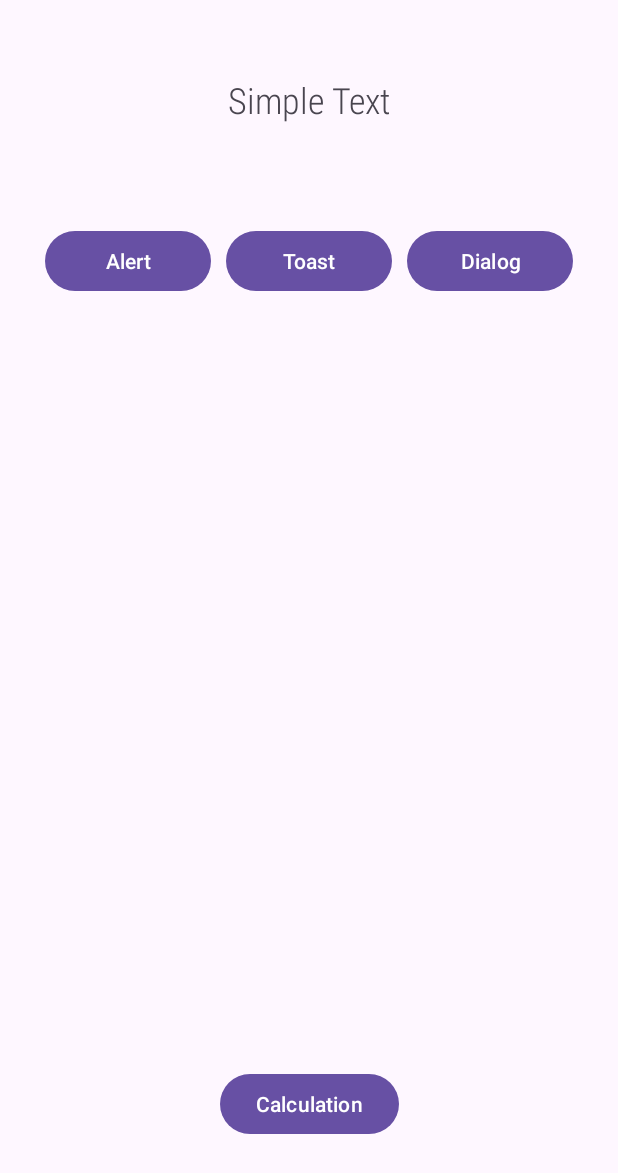
After one commit to stasdo12/Calculation, an Android app: the ToastAndAlertDialogActivity screen opened directly, with no data from a screen before it, on a phone screen of 412 x 824 dp. The commit adds this screen. Shown: the top 1173 px of the screen. Run offline under Robolectric (Android 15) with nearby library versions, the phone set to English and light mode, and no system bars.

Commit message:
add a new activity alert and Toast

```diff
--- a/app/src/main/AndroidManifest.xml
+++ b/app/src/main/AndroidManifest.xml
@@ -13,6 +13,9 @@
         android:theme="@style/Theme.Calculation"
         tools:targetApi="31">
         <activity
+            android:name=".ToastAndAlertDialogActivity"
+            android:exported="false" />
+        <activity
             android:name=".MainActivity"
             android:exported="true">
             <intent-filter>
--- /dev/null
+++ b/app/src/main/java/ua/com/calculation/ToastAndAlertDialogActivity.java
@@ -0,0 +1,95 @@
+package ua.com.calculation;
+
+import androidx.annotation.StyleRes;
+import androidx.appcompat.app.AlertDialog;
+import androidx.appcompat.app.AppCompatActivity;
+
+import android.content.DialogInterface;
+import android.content.Intent;
+import android.content.res.ColorStateList;
+import android.graphics.Color;
+import android.os.Bundle;
+import android.view.View;
+import android.widget.Button;
+import android.widget.TextView;
+import android.widget.Toast;
+
+public class ToastAndAlertDialogActivity extends AppCompatActivity {
+
+    private Button button;
+
+    private Button button_alert;
+    private TextView mainText;
+
+
+
+
+
+    @Override
+    protected void onCreate(Bundle savedInstanceState) {
+        super.onCreate(savedInstanceState);
+        setContentView(R.layout.activity_toast_and_alert_dialog);
+
+        button = findViewById(R.id.button_to_calc);
+        button_alert = findViewById(R.id.button_alert);
+        mainText = findViewById(R.id.simpleText);
+
+        button.setOnClickListener(new View.OnClickListener() {
+            @Override
+            public void onClick(View v) {
+                Intent intent = new Intent(ToastAndAlertDialogActivity.this, MainActivity.class);
+                startActivity(intent);
+            }
+        });
+
+        button_alert.setOnClickListener(new View.OnClickListener() {
+            @Override
+            public void onClick(View v) {
+                showInfoAlert("Do you want to close app?");
+//                showInfo(mainText.getText().toString(), button_alert);
+
+            }
+        });
+
+
+    }
+
+
+    //We can create a new method for two buttons, and choice this method in Design
+    public void btnClick(View v){
+        showInfo(((Button)v).getText().toString(), ((Button) v));
+    }
+
+    private void showInfoAlert(String info){
+        AlertDialog.Builder builder = new AlertDialog.
+                Builder(ToastAndAlertDialogActivity.this);
+        builder.setTitle("Alert Info (BIG)")
+                .setMessage(info)
+                .setCancelable(false)
+                .setPositiveButton("Yes", new DialogInterface.OnClickListener() {
+                    @Override
+                    public void onClick(DialogInterface dialog, int which) {
+                        finish();
+                    }
+                })
+                .setNegativeButton("No", new DialogInterface.OnClickListener() {
+                    @Override
+                    public void onClick(DialogInterface dialog, int which) {
+                        dialog.cancel();
+                    }
+                });
+
+        AlertDialog alertDialog = builder.create();
+        alertDialog.show();
+    }
+
+
+    private void showInfo(String info, Button btn){
+        btn.setText("Has already push");
+        btn.setBackgroundTintList(ColorStateList.valueOf(Color.GREEN));
+        Toast.makeText(ToastAndAlertDialogActivity.this, info, Toast.LENGTH_LONG).show();
+    }
+
+
+
+}
--- /dev/null
+++ b/app/src/main/res/layout/activity_toast_and_alert_dialog.xml
@@ -0,0 +1,76 @@
+<?xml version="1.0" encoding="utf-8"?>
+<androidx.constraintlayout.widget.ConstraintLayout xmlns:android="http://schemas.android.com/apk/res/android"
+    xmlns:app="http://schemas.android.com/apk/res-auto"
+    xmlns:tools="http://schemas.android.com/tools"
+    android:id="@+id/move_to_calc"
+    android:layout_width="match_parent"
+    android:layout_height="match_parent"
+    android:onClick="btnClick"
+    tools:context=".ToastAndAlertDialogActivity">
+
+    <TextView
+        android:id="@+id/simpleText"
+        android:layout_width="wrap_content"
+        android:layout_height="wrap_content"
+        android:layout_marginTop="50dp"
+        android:fontFamily="sans-serif-condensed-light"
+        android:text="@string/logo"
+        android:textSize="24sp"
+        app:layout_constraintEnd_toEndOf="parent"
+        app:layout_constraintStart_toStartOf="parent"
+        app:layout_constraintTop_toTopOf="parent" />
+
+    <LinearLayout
+        android:layout_width="match_parent"
+        android:layout_height="match_parent"
+        android:layout_marginStart="30dp"
+        android:layout_marginTop="150dp"
+        android:layout_marginEnd="30dp"
+        android:layout_marginBottom="150dp"
+        android:orientation="horizontal"
+        app:layout_constraintBottom_toTopOf="@+id/button_to_calc"
+        app:layout_constraintEnd_toEndOf="parent"
+        app:layout_constraintHorizontal_bias="0.0"
+        app:layout_constraintStart_toStartOf="parent"
+        app:layout_constraintTop_toTopOf="parent"
+        app:layout_constraintVertical_bias="0.0">
+
+        <Button
+            android:id="@+id/button_alert"
+            android:layout_width="wrap_content"
+            android:layout_height="wrap_content"
+            android:layout_weight="1"
+            android:onClick="btnClick"
+            android:text="@string/alert" />
+
+        <Button
+            android:id="@+id/button_toast"
+            android:layout_width="wrap_content"
+            android:layout_height="wrap_content"
+            android:layout_marginStart="10sp"
+            android:layout_marginEnd="10sp"
+            android:layout_weight="1"
+            android:onClick="btnClick"
+            android:text="@string/toast_btn" />
+
+        <Button
+            android:id="@+id/button_dialog"
+            android:layout_width="wrap_content"
+            android:layout_height="wrap_content"
+            android:layout_weight="1"
+            android:onClick="btnClick"
+            android:text="@string/dialog" />
+    </LinearLayout>
+
+    <Button
+        android:id="@+id/button_to_calc"
+        android:layout_width="wrap_content"
+        android:layout_height="wrap_content"
+        android:layout_marginBottom="64dp"
+        android:text="@string/calc"
+        app:layout_constraintBottom_toBottomOf="parent"
+        app:layout_constraintEnd_toEndOf="parent"
+        app:layout_constraintStart_toStartOf="parent"
+        tools:ignore="MissingConstraints" />
+
+</androidx.constraintlayout.widget.ConstraintLayout>
--- a/app/src/main/res/values/strings.xml
+++ b/app/src/main/res/values/strings.xml
@@ -4,4 +4,10 @@
     <string name="number1">Number1</string>
     <string name="number2">Number2</string>
     <string name="calc">Calculation</string>
+    <string name="toast">Toast and Dialog</string>
+    <string name="logo">Simple Text</string>
+    <string name="toast_btn">Toast</string>
+    <string name="alert">Alert</string>
+    <string name="dialog">Dialog</string>
+
 </resources>
```
Also changed, not shown: app/src/main/java/ua/com/calculation/MainActivity.java (+11 -0 lines), app/src/main/res/layout/activity_main.xml (+10 -0 lines).
